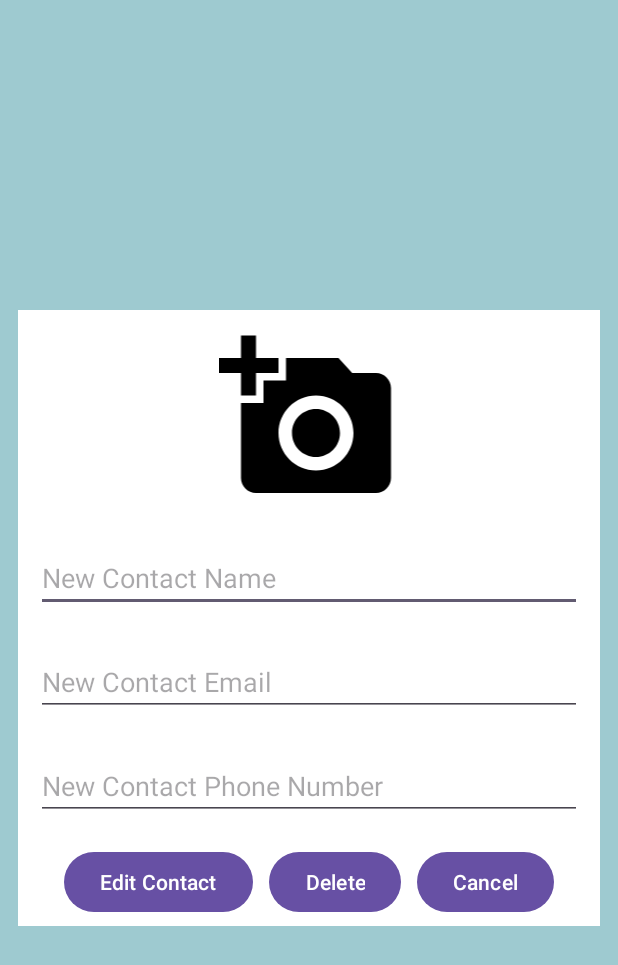
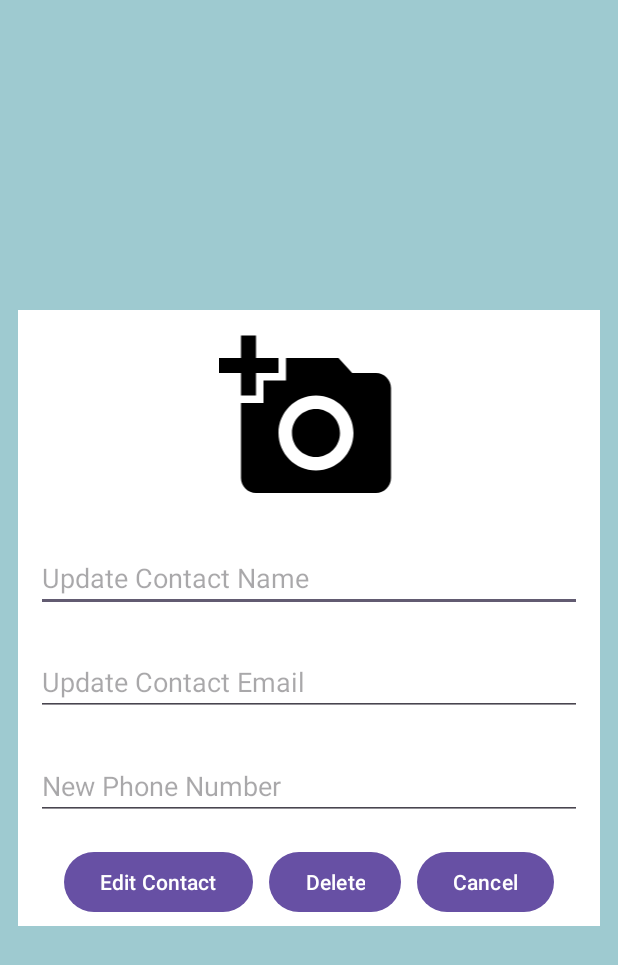
Before and after one commit to AlexssanderTavares/Phone_Book_App, an Android app: the ContactActivity screen opened directly, with no data from a screen before it, on a phone screen of 412 x 824 dp. Shown: the top 965 px of the screen. Run offline under Robolectric (Android 15) with nearby library versions, the phone set to English and light mode, and no system bars; 3 statements that could not run were skipped.

```diff
--- a/app/src/main/res/layout/activity_contact.xml
+++ b/app/src/main/res/layout/activity_contact.xml
@@ -31,7 +31,7 @@
             android:layout_width="match_parent"
             android:layout_height="wrap_content"
             android:layout_margin="12dp"
-            android:hint="New Contact Name"
+            android:hint="Update Contact Name"
             android:textSize="18sp" />
 
         <EditText
@@ -39,7 +39,7 @@
             android:layout_width="match_parent"
             android:layout_height="wrap_content"
             android:layout_margin="12dp"
-            android:hint="New Contact Email"
+            android:hint="Update Contact Email"
             android:textSize="18sp" />
 
         <EditText
@@ -47,7 +47,7 @@
             android:layout_width="match_parent"
             android:layout_height="wrap_content"
             android:layout_margin="12dp"
-            android:hint="New Contact Phone Number"
+            android:hint="New Phone Number"
             android:textSize="18sp" />
 
         <LinearLayout
```
Also changed, not shown: app/src/main/java/com/example/app_phone_book/ui/ContactActivity.kt (+5 -6 lines), app/src/main/java/com/example/app_phone_book/ui/MainActivity.kt (+21 -1 lines).
